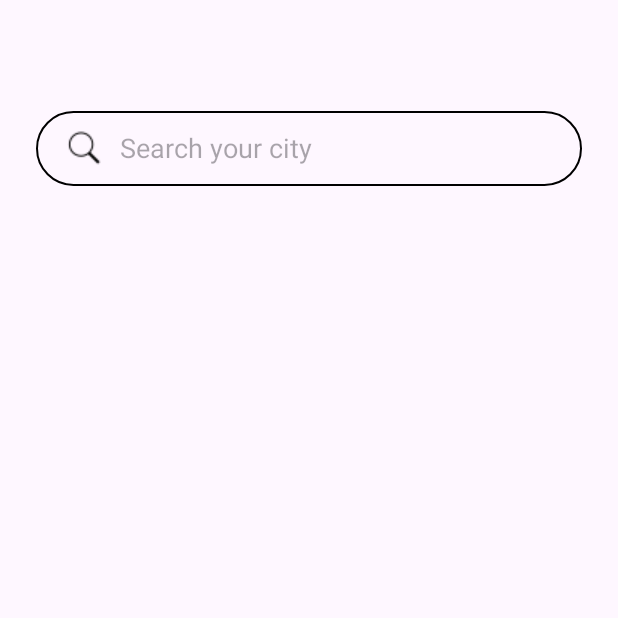
After one commit to TienDung2002/WeatherAppAndroid, an Android app: the CityListActivity screen opened directly, with no data from a screen before it, on a phone screen of 412 x 824 dp, the top half of it. The commit adds this screen. Run offline under Robolectric (Android 15) with nearby library versions, the phone set to English and light mode, and no system bars.

Commit message:
update (acti, xml, apiservice, Viewmodel)
- thêm UI và api seclect city

```diff
--- a/app/src/main/AndroidManifest.xml
+++ b/app/src/main/AndroidManifest.xml
@@ -5,7 +5,6 @@
     <uses-permission android:name="android.permission.INTERNET" />
     <uses-permission android:name="android.permission.ACCESS_NETWORK_STATE" />
     <uses-permission android:name="android.permission.POST_NOTIFICATIONS" />
-<!--    <uses-permission android:name="android.permission.FOREGROUND_SERVICE" />-->
 
     <application
         android:allowBackup="true"
@@ -18,6 +17,9 @@
         android:theme="@style/Theme.WeatherAppAndroid"
         tools:targetApi="31">
         <activity
+            android:name=".Activity.CityListActivity"
+            android:exported="false" />
+        <activity
             android:name=".Activity.MainActivity"
             android:exported="true">
             <intent-filter>
--- /dev/null
+++ b/app/src/main/java/com/example/weatherappandroid/Activity/CityListActivity.kt
@@ -0,0 +1,21 @@
+package com.example.weatherappandroid.Activity
+
+import android.os.Bundle
+import androidx.activity.enableEdgeToEdge
+import androidx.appcompat.app.AppCompatActivity
+import androidx.core.view.ViewCompat
+import androidx.core.view.WindowInsetsCompat
+import com.example.weatherappandroid.R
+import com.example.weatherappandroid.databinding.ActivityCityListBinding
+
+class CityListActivity : AppCompatActivity() {
+    private lateinit var binding: ActivityCityListBinding
+
+    override fun onCreate(savedInstanceState: Bundle?) {
+        super.onCreate(savedInstanceState)
+        binding = ActivityCityListBinding.inflate(layoutInflater)
+        setContentView(binding.root)
+
+
+    }
+}
--- /dev/null
+++ b/app/src/main/res/drawable/black_rounded_search.xml
@@ -0,0 +1,7 @@
+<?xml version="1.0" encoding="utf-8"?>
+<shape xmlns:android="http://schemas.android.com/apk/res/android">
+    <corners android:radius="50dp"/>
+    <stroke
+        android:color="@color/black"
+        android:width="1dp"/>
+</shape>
--- /dev/null
+++ b/app/src/main/res/drawable/transparent_bg.xml
@@ -0,0 +1,5 @@
+<?xml version="1.0" encoding="utf-8"?>
+<shape xmlns:android="http://schemas.android.com/apk/res/android"
+    android:shape="rectangle">
+    <solid android:color="@android:color/transparent" />
+</shape>
--- /dev/null
+++ b/app/src/main/res/layout/activity_city_list.xml
@@ -0,0 +1,45 @@
+<?xml version="1.0" encoding="utf-8"?>
+<LinearLayout xmlns:android="http://schemas.android.com/apk/res/android"
+    xmlns:app="http://schemas.android.com/apk/res-auto"
+    xmlns:tools="http://schemas.android.com/tools"
+    android:layout_width="match_parent"
+    android:layout_height="match_parent"
+    tools:context=".Activity.CityListActivity"
+    android:orientation="vertical"
+    android:padding="24dp">
+
+    <Button
+        android:id="@+id/backButton"
+        android:layout_width="40dp"
+        android:layout_height="34dp"
+        android:background="@drawable/transparent_bg"
+        android:drawableStart="@drawable/ic_back24px"
+        android:layout_marginBottom="16dp"/>
+
+<!--    <EditText-->
+<!--        android:id="@+id/editTextText"-->
+<!--        android:layout_width="match_parent"-->
+<!--        android:layout_height="50dp"-->
+<!--        android:ems="10"-->
+<!--        android:textSize="12sp"-->
+<!--        android:inputType="text"-->
+<!--        android:text="Name" />-->
+
+
+    <SearchView
+        android:id="@+id/search_view"
+        android:layout_width="match_parent"
+        android:layout_height="50dp"
+        android:background="@drawable/black_rounded_search"
+        android:closeIcon="@drawable/ic_search_close20px"
+        android:iconifiedByDefault="false"
+        android:queryBackground="@drawable/transparent_bg"
+        android:searchIcon="@drawable/ic_search_search24px"
+        android:queryHint="@string/search_hint"/>
+
+    <androidx.recyclerview.widget.RecyclerView
+        android:layout_width="match_parent"
+        android:layout_height="match_parent"
+        android:layout_marginTop="16dp"
+        />
+</LinearLayout>
--- a/app/src/main/res/values/colors.xml
+++ b/app/src/main/res/values/colors.xml
@@ -2,8 +2,7 @@
 <resources>
     <color name="black">#FF000000</color>
     <color name="white">#FFFFFFFF</color>
-    <color name="orange">#FFA900</color>
-    <color name="yellow">#FBC500</color>
+    <color name="edittext_bg">#DCDCDC</color>
     <color name="blurColor">#10ffffff</color>
 
 </resources>
--- a/app/src/main/res/values/strings.xml
+++ b/app/src/main/res/values/strings.xml
@@ -19,5 +19,6 @@
     <string name="fri">Fri</string>
     <string name="sat">Sat</string>
 
+    <string name="search_hint">Search your city</string>
 
 </resources>
```
Also changed, not shown: app/src/main/java/com/example/weatherappandroid/Model/CityResponseApi.kt (added, +326 -0 lines), app/src/main/java/com/example/weatherappandroid/Repository/CityRepository.kt (added, +8 -0 lines), app/src/main/java/com/example/weatherappandroid/Server/ApiServices.kt (+8 -0 lines), app/src/main/java/com/example/weatherappandroid/ViewModel/CityViewmodel.kt (added, +13 -0 lines), app/src/main/res/drawable/editext_bg.xml (added, +9 -0 lines), app/src/main/res/drawable/ic_back24px.png (added), app/src/main/res/drawable/ic_search_close20px.png (added), app/src/main/res/drawable/ic_search_search24px.png (added).
